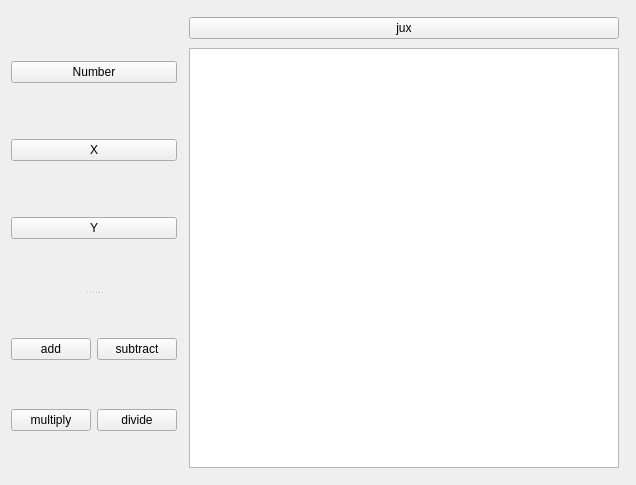
phresnel/picogen, file trunk/picogen-qt/ui/heightmap-designer.ui: the form before one commit.
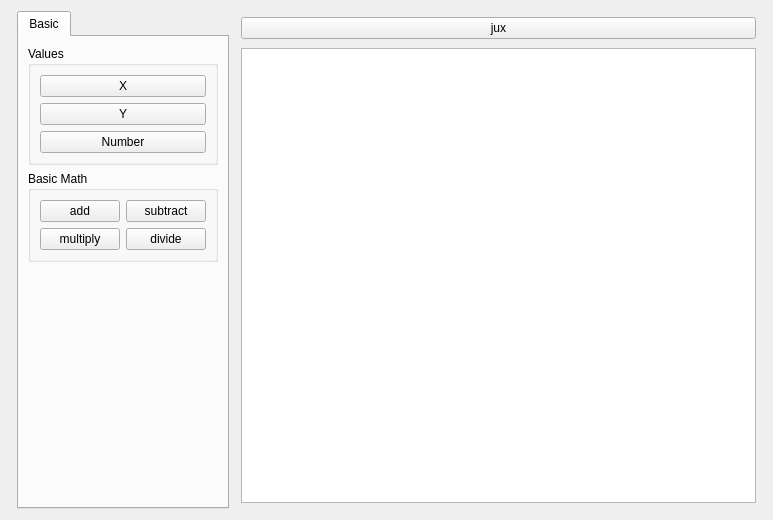
The form after the commit.

The edit to the form file:
```diff
--- a/trunk/picogen-qt/ui/heightmap-designer.ui
+++ b/trunk/picogen-qt/ui/heightmap-designer.ui
@@ -5,8 +5,8 @@
    <rect>
     <x>0</x>
     <y>0</y>
-    <width>636</width>
-    <height>485</height>
+    <width>773</width>
+    <height>520</height>
    </rect>
   </property>
   <property name="sizePolicy" >
@@ -18,21 +18,44 @@
   <property name="windowTitle" >
    <string>Heightmap Designer</string>
   </property>
+  <property name="styleSheet" >
+   <string notr="true" />
+  </property>
+  <property name="locale" >
+   <locale country="UnitedKingdom" language="English" />
+  </property>
   <layout class="QHBoxLayout" name="horizontalLayout" >
    <item>
     <widget class="QSplitter" name="splitter" >
      <property name="orientation" >
       <enum>Qt::Vertical</enum>
      </property>
-     <widget class="QWidget" name="" >
-      <layout class="QVBoxLayout" name="verticalLayout_2" >
-       <item>
-        <widget class="QPushButton" name="addConstant" >
-         <property name="text" >
-          <string>Number</string>
-         </property>
-        </widget>
-       </item>
+    </widget>
+   </item>
+   <item>
+    <widget class="QTabWidget" name="tabWidget" >
+     <property name="sizePolicy" >
+      <sizepolicy vsizetype="Minimum" hsizetype="Minimum" >
+       <horstretch>0</horstretch>
+       <verstretch>0</verstretch>
+      </sizepolicy>
+     </property>
+     <property name="currentIndex" >
+      <number>0</number>
+     </property>
+     <widget class="QWidget" name="tab" >
+      <attribute name="title" >
+       <string>Basic</string>
+      </attribute>
+      <layout class="QVBoxLayout" name="verticalLayout_5" >
+       <item>
+        <layout class="QVBoxLayout" name="verticalLayout_4" >
+         <item>
+          <widget class="QGroupBox" name="groupBox" >
+           <property name="title" >
+            <string>Values</string>
+           </property>
+           <layout class="QVBoxLayout" name="verticalLayout_3" >
        <item>
         <widget class="QPushButton" name="addXParameter" >
          <property name="text" >
@@ -47,9 +70,23 @@
          </property>
         </widget>
        </item>
-      </layout>
-     </widget>
-     <widget class="QWidget" name="" >
+            <item>
+             <widget class="QPushButton" name="addConstant" >
+              <property name="text" >
+               <string>Number</string>
+              </property>
+             </widget>
+            </item>
+           </layout>
+          </widget>
+         </item>
+         <item>
+          <widget class="QGroupBox" name="groupBox_2" >
+           <property name="title" >
+            <string>Basic Math</string>
+           </property>
+           <layout class="QVBoxLayout" name="verticalLayout_2" >
+            <item>
       <layout class="QGridLayout" name="gridLayout" >
        <item row="0" column="0" >
         <widget class="QPushButton" name="addAddition" >
@@ -81,6 +118,26 @@
           <bool>false</bool>
          </property>
         </widget>
+              </item>
+             </layout>
+            </item>
+           </layout>
+          </widget>
+         </item>
+        </layout>
+       </item>
+       <item>
+        <spacer name="verticalSpacer" >
+         <property name="orientation" >
+          <enum>Qt::Vertical</enum>
+         </property>
+         <property name="sizeHint" stdset="0" >
+          <size>
+           <width>20</width>
+           <height>40</height>
+          </size>
+         </property>
+        </spacer>
        </item>
       </layout>
      </widget>
```
Left out of the diff: 14 changed lines with no effect on the pictures. Lines whose indentation alone changed are shown as unchanged.
